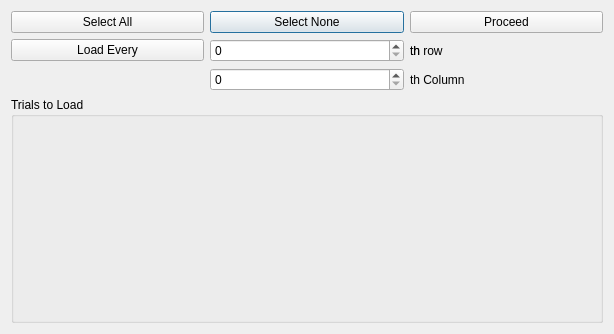
Before: the Qt Designer form Grapher/loadingprogress.ui in hundlab/LongQt, drawn with Qt 5.
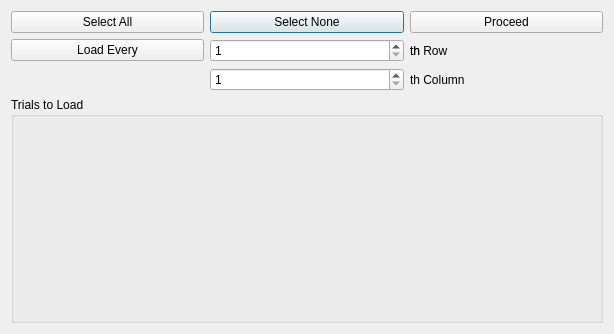
After: the same form once the commit is applied.

```diff
--- a/Grapher/loadingprogress.ui
+++ b/Grapher/loadingprogress.ui
@@ -51,7 +51,14 @@
     </widget>
    </item>
    <item row="1" column="1">
-    <widget class="QSpinBox" name="spinBox"/>
+    <widget class="QSpinBox" name="spinBox">
+     <property name="minimum">
+      <number>1</number>
+     </property>
+     <property name="maximum">
+      <number>200</number>
+     </property>
+    </widget>
    </item>
    <item row="1" column="2">
     <widget class="QLabel" name="thLabel">
@@ -66,12 +73,19 @@
    <item row="1" column="2">
     <widget class="QLabel" name="rowLabel">
      <property name="text">
-      <string>th row</string>
+      <string>th Row</string>
      </property>
     </widget>
    </item>
    <item row="2" column="1">
-    <widget class="QSpinBox" name="columnSpinBox"/>
+    <widget class="QSpinBox" name="columnSpinBox">
+     <property name="minimum">
+      <number>1</number>
+     </property>
+     <property name="maximum">
+      <number>200</number>
+     </property>
+    </widget>
    </item>
    <item row="2" column="2">
     <widget class="QLabel" name="columnLabel">
```
